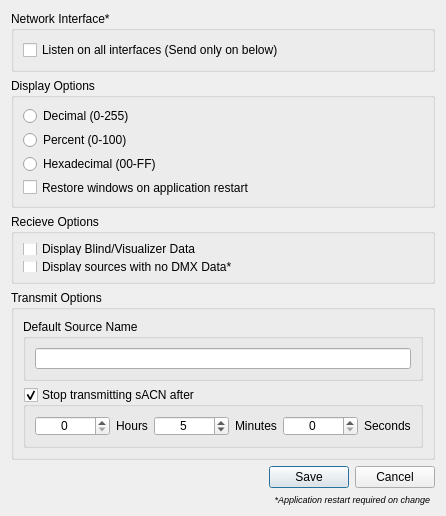
Above: ui/preferencesdialog.ui from docsteer/sacnview before the change. Below: the same form after it.
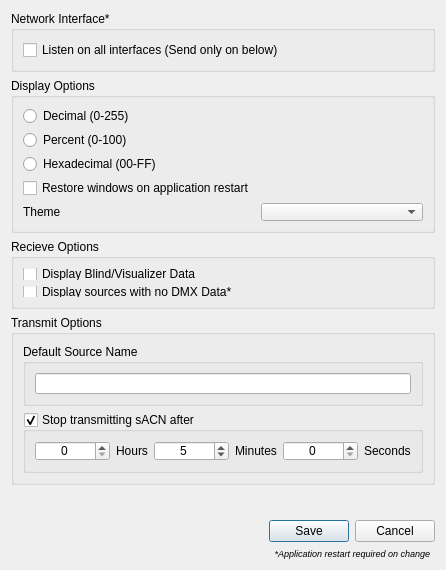
That is the form after the change. Icons and pictures are not drawn.

Commit message: Add Dark Theme

```diff
--- a/ui/preferencesdialog.ui
+++ b/ui/preferencesdialog.ui
@@ -6,8 +6,8 @@
    <rect>
     <x>0</x>
     <y>0</y>
-    <width>400</width>
-    <height>500</height>
+    <width>420</width>
+    <height>570</height>
    </rect>
   </property>
   <property name="sizePolicy">
@@ -52,7 +52,7 @@
    <item alignment="Qt::AlignVCenter">
     <widget class="QGroupBox" name="gbDisplayFormat">
      <property name="sizePolicy">
-      <sizepolicy hsizetype="Preferred" vsizetype="Preferred">
+      <sizepolicy hsizetype="Preferred" vsizetype="MinimumExpanding">
        <horstretch>0</horstretch>
        <verstretch>0</verstretch>
       </sizepolicy>
@@ -66,8 +66,39 @@
      <property name="title">
       <string>Display Options</string>
      </property>
-     <layout class="QVBoxLayout" name="verticalLayout_2">
-      <item>
+     <layout class="QFormLayout" name="formLayout">
+      <item row="6" column="1">
+       <widget class="QComboBox" name="cbTheme"/>
+      </item>
+      <item row="6" column="0">
+       <widget class="QLabel" name="label">
+        <property name="text">
+         <string>Theme</string>
+        </property>
+       </widget>
+      </item>
+      <item row="3" column="0">
+       <widget class="QCheckBox" name="cbRestoreWindows">
+        <property name="text">
+         <string>Restore windows on application restart</string>
+        </property>
+       </widget>
+      </item>
+      <item row="2" column="0">
+       <widget class="QRadioButton" name="HexDisplayFormat">
+        <property name="text">
+         <string>Hexadecimal (00-FF)</string>
+        </property>
+       </widget>
+      </item>
+      <item row="1" column="0">
+       <widget class="QRadioButton" name="PercentDisplayFormat">
+        <property name="text">
+         <string>Percent (0-100)</string>
+        </property>
+       </widget>
+      </item>
+      <item row="0" column="0">
        <widget class="QRadioButton" name="DecimalDisplayFormat">
         <property name="enabled">
          <bool>true</bool>
@@ -77,34 +108,13 @@
         </property>
        </widget>
       </item>
-      <item>
-       <widget class="QRadioButton" name="PercentDisplayFormat">
-        <property name="text">
-         <string>Percent (0-100)</string>
-        </property>
-       </widget>
-      </item>
-      <item>
-       <widget class="QRadioButton" name="HexDisplayFormat">
-        <property name="text">
-         <string>Hexadecimal (00-FF)</string>
-        </property>
-       </widget>
-      </item>
-      <item>
-       <widget class="QCheckBox" name="cbRestoreWindows">
-        <property name="text">
-         <string>Restore windows on application restart</string>
-        </property>
-       </widget>
-      </item>
      </layout>
     </widget>
    </item>
    <item alignment="Qt::AlignVCenter">
     <widget class="QGroupBox" name="gbRecieveOptions">
      <property name="sizePolicy">
-      <sizepolicy hsizetype="Preferred" vsizetype="Preferred">
+      <sizepolicy hsizetype="Preferred" vsizetype="MinimumExpanding">
        <horstretch>0</horstretch>
        <verstretch>0</verstretch>
       </sizepolicy>
@@ -128,7 +138,7 @@
       <item>
        <widget class="QCheckBox" name="cbDisplayBlind">
         <property name="sizePolicy">
-         <sizepolicy hsizetype="Minimum" vsizetype="Minimum">
+         <sizepolicy hsizetype="Minimum" vsizetype="Preferred">
           <horstretch>0</horstretch>
           <verstretch>0</verstretch>
          </sizepolicy>
@@ -147,7 +157,7 @@
       <item>
        <widget class="QCheckBox" name="cbDisplayDDOnlys">
         <property name="sizePolicy">
-         <sizepolicy hsizetype="Minimum" vsizetype="Minimum">
+         <sizepolicy hsizetype="Minimum" vsizetype="Preferred">
           <horstretch>0</horstretch>
           <verstretch>0</verstretch>
          </sizepolicy>
@@ -312,6 +322,19 @@
      </layout>
     </widget>
    </item>
+   <item>
+    <spacer name="verticalSpacer">
+     <property name="orientation">
+      <enum>Qt::Vertical</enum>
+     </property>
+     <property name="sizeHint" stdset="0">
+      <size>
+       <width>20</width>
+       <height>40</height>
+      </size>
+     </property>
+    </spacer>
+   </item>
    <item alignment="Qt::AlignVCenter">
     <widget class="QDialogButtonBox" name="buttonBox">
      <property name="sizePolicy">
```
Left out of the diff: 6 changed lines with no effect on the pictures. The commit also changes 5 other files.
